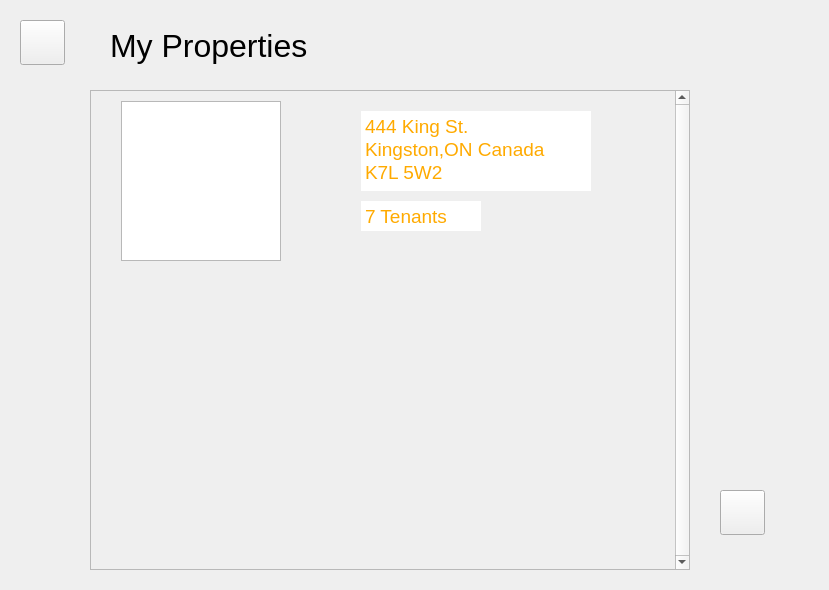
greg-maceachern12/MicroManage, file MicroManage/propertymainform.ui: the form before one commit.
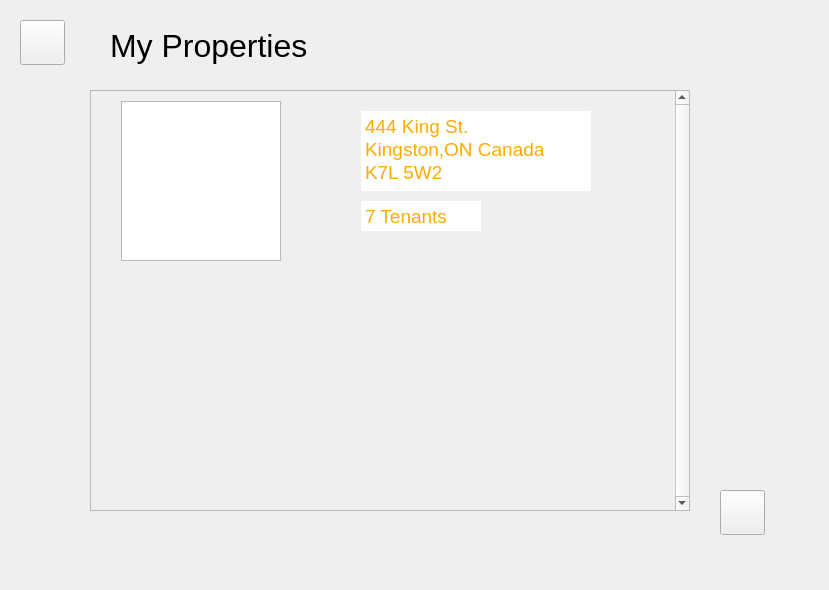
The form after the commit.

Commit message: Fixed the size of the properties UI elements and set a circular mask for the image.

Patch:
```diff
--- a/MicroManage/propertymainform.ui
+++ b/MicroManage/propertymainform.ui
@@ -53,7 +53,7 @@
       <x>90</x>
       <y>90</y>
       <width>600</width>
-      <height>480</height>
+      <height>421</height>
      </rect>
     </property>
     <property name="sizePolicy">
@@ -88,8 +88,8 @@
       <rect>
        <x>0</x>
        <y>0</y>
-       <width>577</width>
-       <height>478</height>
+       <width>583</width>
+       <height>419</height>
       </rect>
      </property>
      <widget class="QWidget" name="widget" native="true">
```
Left out of the diff: 16 changed lines with no effect on the pictures. The commit also changes 3 other files.
